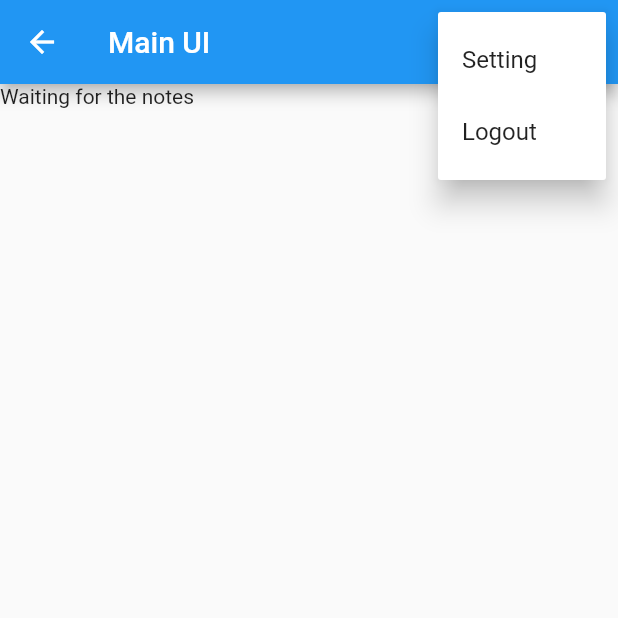
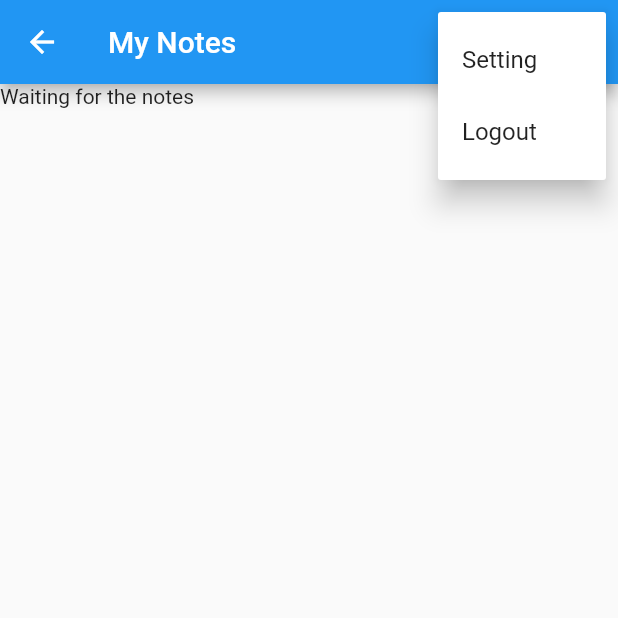
Before and after one commit to Tanmoy-Sarkar-Pranto/privnotes, a Flutter app: the NotesView screen opened by its route, after a tap on the "more vert" icon, on a phone screen of 412 x 824 dp, the top half of it. Run offline on Flutter 3.47's test engine with Material 2 defaults, Android fonts, the phone set to English and light mode, and no system bars; our stand-ins replace firebase_auth, firebase_core, sqflite; accounts and stored records are empty; network calls fail.

Commit message:
New Note View added

```diff
--- a/lib/constants/routes.dart
+++ b/lib/constants/routes.dart
@@ -2,3 +2,4 @@ const loginRoute = '/login/';
 const registerRoute = '/register/';
 const verifyEmailRoute = '/verifyEmail/';
 const notesRoute = '/notes/';
+const newNoteRoute = '/new_note/';
--- a/lib/main.dart
+++ b/lib/main.dart
@@ -1,8 +1,10 @@
 import 'package:flutter/material.dart';
+// import 'package:path/path.dart';
 import 'package:privnotes/constants/routes.dart';
 import 'package:privnotes/services/auth/auth_service.dart';
 import 'package:privnotes/views/login_view.dart';
-import 'package:privnotes/views/notes_view.dart';
+import 'package:privnotes/views/notes/new_note_view.dart';
+import 'package:privnotes/views/notes/notes_view.dart';
 import 'package:privnotes/views/register_view.dart';
 import 'package:privnotes/views/verify_email_view.dart';
 
@@ -20,6 +22,7 @@ void main() {
         registerRoute: (context) => const RegisterView(),
         notesRoute: (context) => const NotesView(),
         verifyEmailRoute: (context) => const EmailVerifyView(),
+        newNoteRoute: (context) => const NewNoteView(),
       },
     ),
   );
--- a/lib/views/notes_view.dart
+++ b/lib/views/notes/notes_view.dart
@@ -4,8 +4,8 @@ import 'package:flutter/material.dart';
 import 'package:privnotes/services/auth/auth_service.dart';
 import 'package:privnotes/services/crud/notes_service.dart';
 
-import '../constants/routes.dart';
-import '../enum/menu_action.dart';
+import '../../constants/routes.dart';
+import '../../enum/menu_action.dart';
 
 class NotesView extends StatefulWidget {
   const NotesView({Key? key}) : super(key: key);
@@ -35,8 +35,14 @@ class _NotesViewState extends State<NotesView> {
   Widget build(BuildContext context) {
     return Scaffold(
       appBar: AppBar(
-        title: const Text("Main UI"),
+        title: const Text("My Notes"),
         actions: [
+          IconButton(
+            onPressed: () {
+              Navigator.of(context).pushNamed(newNoteRoute);
+            },
+            icon: const Icon(Icons.add),
+          ),
           PopupMenuButton<MenuItems>(
             onSelected: (value) async {
               switch (value) {
```
Also changed, not shown: lib/views/notes/new_note_view.dart (added, +20 -0 lines), 1 other file.
